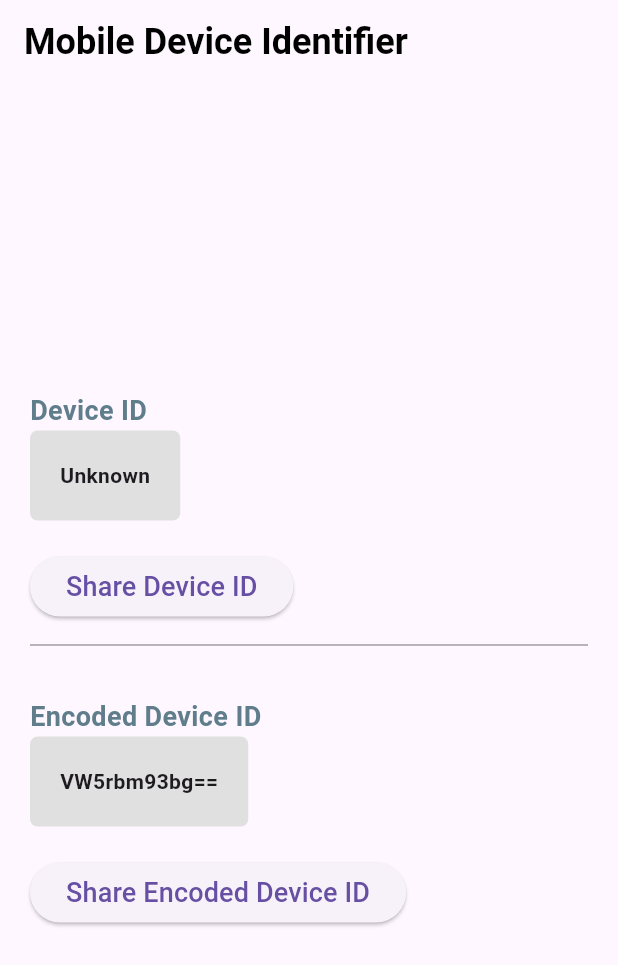
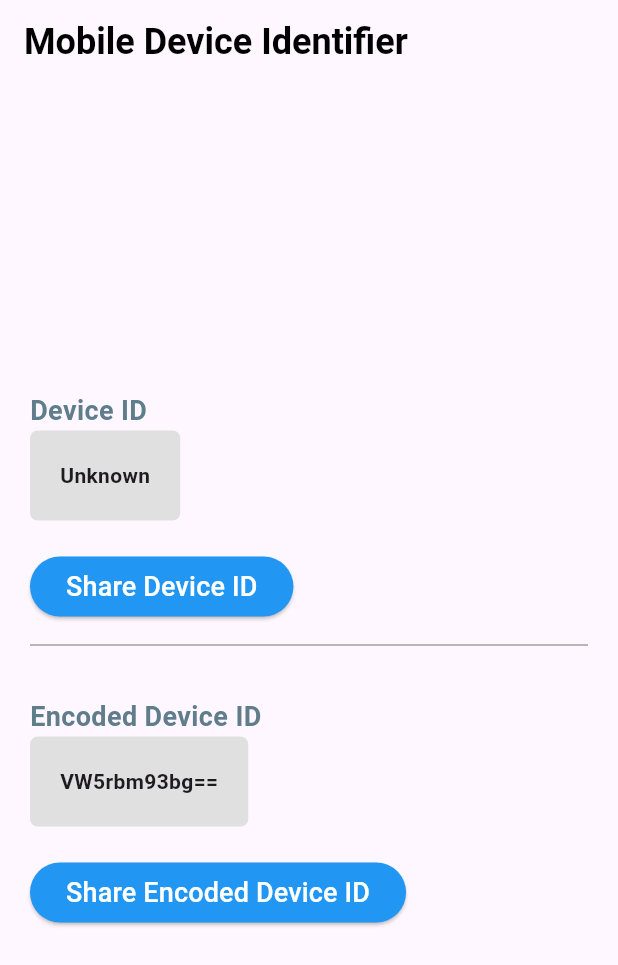
Before and after one commit to erolsarica/device_id_creator, a Flutter app: the screen it shows after launch, on a phone screen of 412 x 824 dp. Shown: the top 965 px of the screen. Run offline on Flutter 3.47's test engine with Material 3 defaults, Android fonts, the phone set to English and light mode, and no system bars; our stand-ins replace share_plus; missing offline and left inert: mobile_device_identifier.

Commit message:
Add styling to share button

```diff
--- a/lib/share_button.dart
+++ b/lib/share_button.dart
@@ -2,6 +2,11 @@ import 'package:flutter/material.dart';
 
 shareButton(String title, Function()? onPressed) {
   return ElevatedButton(
+    style: ElevatedButton.styleFrom(
+      primary: Colors.blue,
+      onPrimary: Colors.white,
+      shape: const StadiumBorder(),
+    ),
     onPressed: () {},
     child: Text(
       title,
```
